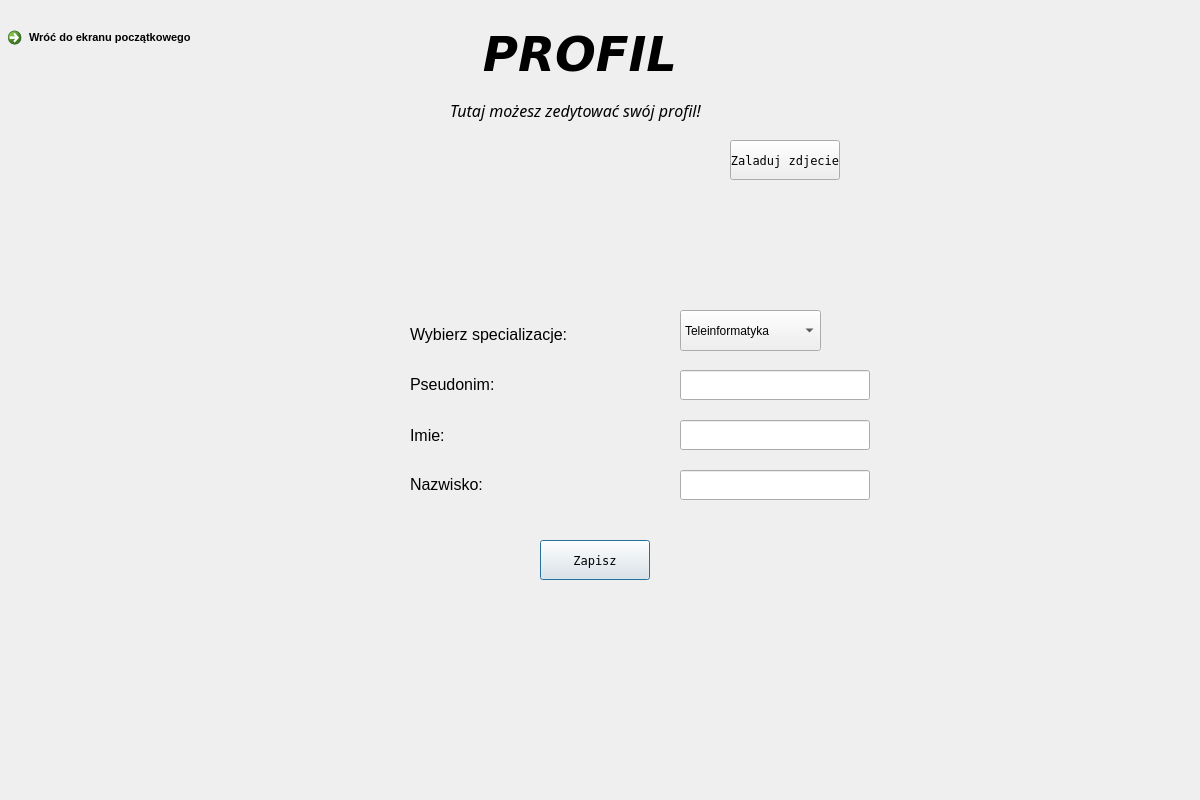
Old version of the form UI/Edycja_profilu.ui in the repository lukaszbladziak5/ICalcThis.
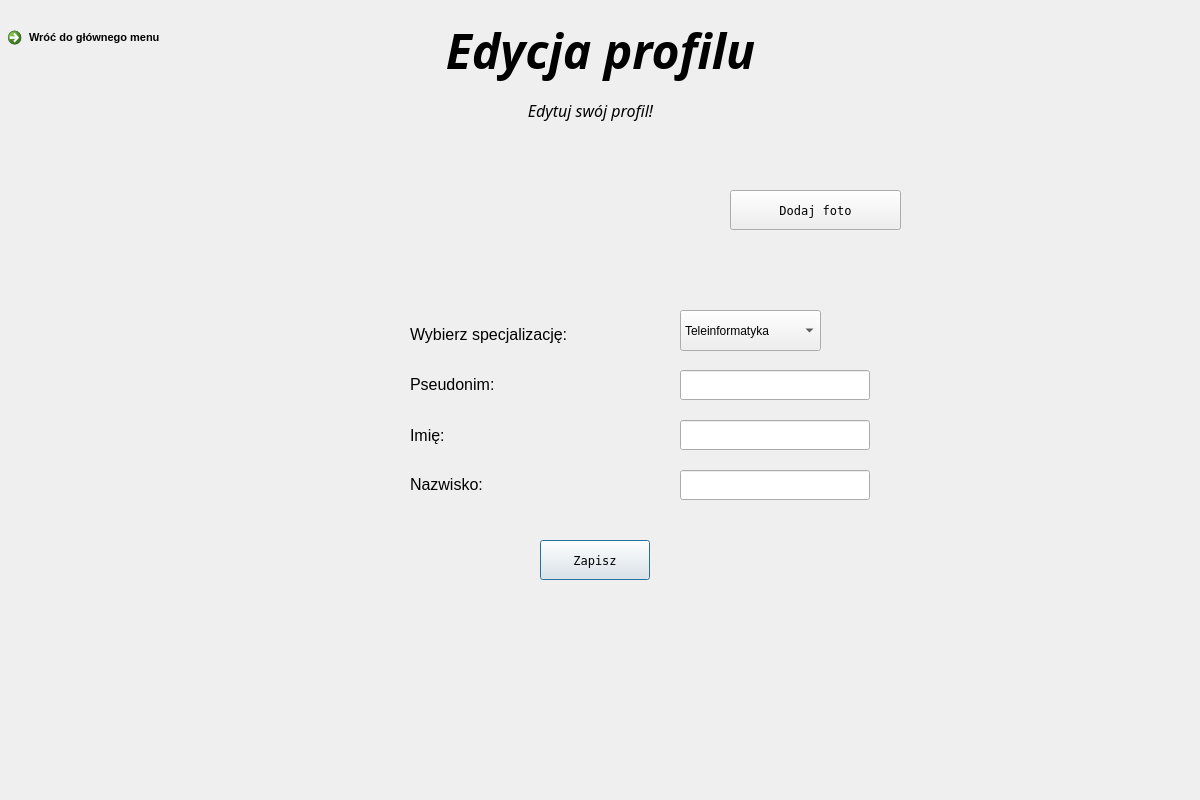
New version of the form. Icons and pictures are not drawn.

The edit to the form file:
```diff
--- a/UI/Edycja_profilu.ui
+++ b/UI/Edycja_profilu.ui
@@ -26,26 +26,6 @@
     <string notr="true">QWidget#rejestracjaWidget{
 background-color:qlineargradient(spread:pad, x1:0, y1:0, x2:1, y2:1, stop:0 rgba(179, 204, 117, 255), stop:1 rgba(255, 255, 255, 255))};</string>
    </property>
-   <widget class="QLabel" name="rejestracjaTekst">
-    <property name="geometry">
-     <rect>
-      <x>370</x>
-      <y>10</y>
-      <width>420</width>
-      <height>90</height>
-     </rect>
-    </property>
-    <property name="font">
-     <font>
-      <family>Verdana</family>
-      <italic>true</italic>
-      <bold>true</bold>
-     </font>
-    </property>
-    <property name="text">
-     <string>&lt;html&gt;&lt;head/&gt;&lt;body&gt;&lt;p align=&quot;center&quot;&gt;&lt;span style=&quot; font-size:36pt;&quot;&gt;PROFIL&lt;/span&gt;&lt;/p&gt;&lt;/body&gt;&lt;/html&gt;</string>
-    </property>
-   </widget>
    <widget class="QLabel" name="nazwaTekst">
     <property name="geometry">
      <rect>
@@ -56,7 +36,7 @@
      </rect>
     </property>
     <property name="text">
-     <string>&lt;html&gt;&lt;head/&gt;&lt;body&gt;&lt;p&gt;&lt;span style=&quot; font-size:12pt;&quot;&gt;Imie:&lt;/span&gt;&lt;/p&gt;&lt;/body&gt;&lt;/html&gt;</string>
+     <string>&lt;html&gt;&lt;head/&gt;&lt;body&gt;&lt;p&gt;&lt;span style=&quot; font-size:12pt;&quot;&gt;Imię:&lt;/span&gt;&lt;/p&gt;&lt;/body&gt;&lt;/html&gt;</string>
     </property>
    </widget>
    <widget class="QLabel" name="hasloTekst">
@@ -95,9 +75,9 @@
    <widget class="QLabel" name="stworzTekst">
     <property name="geometry">
      <rect>
-      <x>380</x>
+      <x>410</x>
       <y>90</y>
-      <width>391</width>
+      <width>361</width>
       <height>41</height>
      </rect>
     </property>
@@ -108,7 +88,7 @@
      </font>
     </property>
     <property name="text">
-     <string>&lt;html&gt;&lt;head/&gt;&lt;body&gt;&lt;p align=&quot;center&quot;&gt;&lt;span style=&quot; font-size:12pt;&quot;&gt;Tutaj możesz zedytować swój profil!&lt;/span&gt;&lt;/p&gt;&lt;/body&gt;&lt;/html&gt;</string>
+     <string>&lt;html&gt;&lt;head/&gt;&lt;body&gt;&lt;p align=&quot;center&quot;&gt;&lt;span style=&quot; font-size:12pt;&quot;&gt;Edytuj swój profil!&lt;/span&gt;&lt;/p&gt;&lt;/body&gt;&lt;/html&gt;</string>
     </property>
    </widget>
    <widget class="QLabel" name="blad2">
@@ -152,7 +132,7 @@
      </rect>
     </property>
     <property name="text">
-     <string>&lt;html&gt;&lt;head/&gt;&lt;body&gt;&lt;p&gt;&lt;span style=&quot; font-size:12pt;&quot;&gt;Wybierz specializacje:&lt;/span&gt;&lt;/p&gt;&lt;/body&gt;&lt;/html&gt;</string>
+     <string>&lt;html&gt;&lt;head/&gt;&lt;body&gt;&lt;p&gt;&lt;span style=&quot; font-size:12pt;&quot;&gt;Wybierz specjalizację:&lt;/span&gt;&lt;/p&gt;&lt;/body&gt;&lt;/html&gt;</string>
     </property>
    </widget>
    <widget class="QLabel" name="nazwaTekst_2">
@@ -197,7 +177,7 @@
      <cursorShape>ArrowCursor</cursorShape>
     </property>
     <property name="text">
-     <string>Wróć do ekranu początkowego</string>
+     <string>Wróć do głównego menu</string>
     </property>
    </widget>
    <widget class="QLabel" name="label">
@@ -223,8 +203,8 @@
     <property name="geometry">
      <rect>
       <x>730</x>
-      <y>140</y>
-      <width>110</width>
+      <y>190</y>
+      <width>171</width>
       <height>40</height>
      </rect>
     </property>
@@ -234,7 +214,7 @@
      </font>
     </property>
     <property name="text">
-     <string>Zaladuj zdjecie</string>
+     <string>Dodaj foto</string>
     </property>
    </widget>
    <widget class="QComboBox" name="wybor_specializacji">
@@ -272,6 +252,26 @@
      </property>
     </item>
    </widget>
+   <widget class="QLabel" name="tekstGlowny">
+    <property name="geometry">
+     <rect>
+      <x>420</x>
+      <y>10</y>
+      <width>361</width>
+      <height>81</height>
+     </rect>
+    </property>
+    <property name="font">
+     <font>
+      <family>Candara</family>
+      <pointsize>14</pointsize>
+      <italic>true</italic>
+     </font>
+    </property>
+    <property name="text">
+     <string>&lt;html&gt;&lt;head/&gt;&lt;body&gt;&lt;p align=&quot;center&quot;&gt;&lt;span style=&quot; font-size:36pt; font-weight:700;&quot;&gt;Edycja profilu&lt;/span&gt;&lt;/p&gt;&lt;/body&gt;&lt;/html&gt;</string>
+    </property>
+   </widget>
   </widget>
  </widget>
  <resources/>
```
